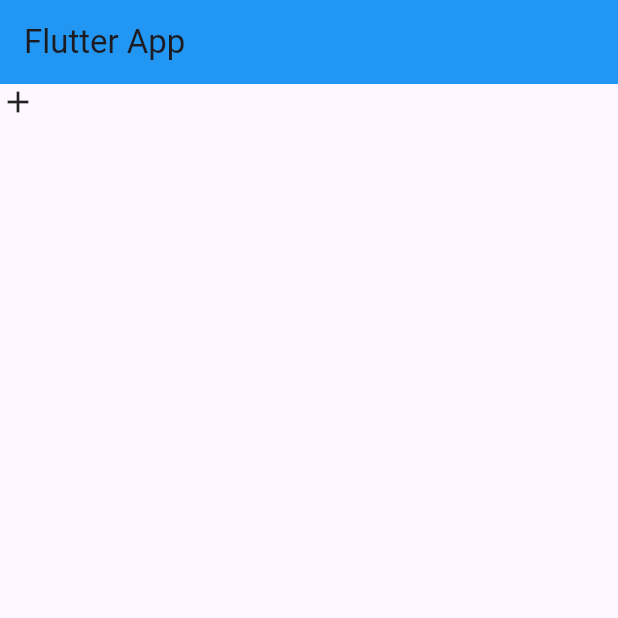
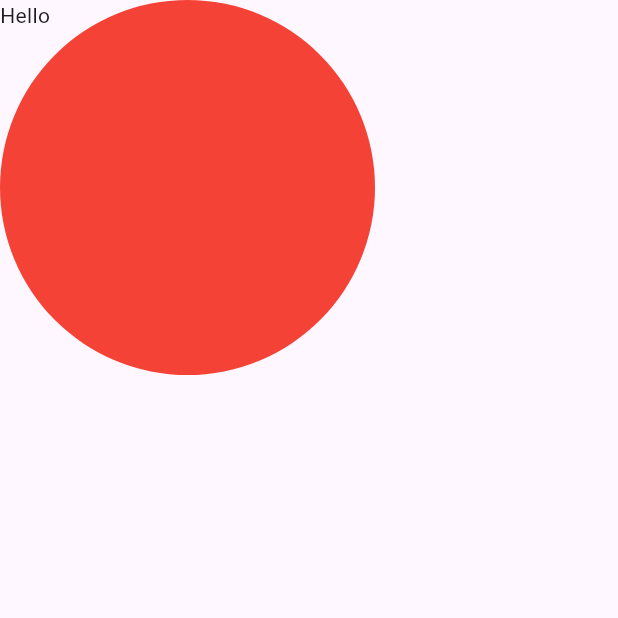
Before and after one commit to DilshanMadhusanka/First_Mobile_App-Mobile-Application-, a Flutter app: the screen it shows after launch, on a phone screen of 412 x 824 dp, the top half of it. Run offline on Flutter 3.47's test engine with Material 3 defaults, Android fonts, the phone set to English and light mode, and no system bars.

Commit message:
container widget

```diff
--- a/lib/main.dart
+++ b/lib/main.dart
@@ -1,3 +1,6 @@
+/*
+// scaffold ,appBar ,MaterislApp , Icons , Colors widgets
+
 import 'package:flutter/material.dart'; // we can use free build widgets
 
 void main(){
@@ -22,3 +25,73 @@
     );
   }
 }
+*/
+
+
+
+// continer widget
+
+
+/*
+import 'package:flutter/material.dart';
+
+void main(){
+  runApp(const MyApp());
+}
+
+class MyApp extends StatelessWidget {
+  const MyApp({super.key});
+
+  @override
+  Widget build(BuildContext context) {
+    return  MaterialApp(
+      title: "Space App",
+      home: Scaffold(
+        body: Container(
+          height: 250,
+          width: 250,
+          child: Text("Hello"),
+          decoration:BoxDecoration(
+          borderRadius: BorderRadius.circular(1000),
+          color: Colors.red,
+           ),
+        ),
+      ),
+    );
+  }
+}
+
+*/
+
+
+
+
+// continer widget
+
+import 'package:flutter/material.dart';
+
+void main(){
+  runApp(const MyApp());
+}
+
+class MyApp extends StatelessWidget {
+  const MyApp({super.key});
+
+  @override
+  Widget build(BuildContext context) {
+    return  MaterialApp(
+      title: "Space App",
+      home: Scaffold(
+        body: Container(
+          height: 250,
+          width: 250,
+          child: Text("Hello"),
+          decoration:BoxDecoration(
+          borderRadius: BorderRadius.circular(1000),
+          color: Colors.red,
+           ),
+        ),
+      ),
+    );
+  }
+}
```
